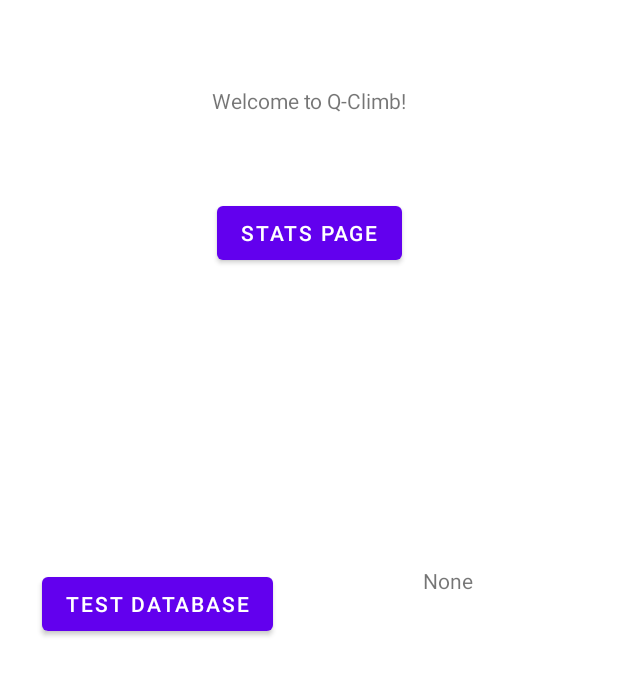
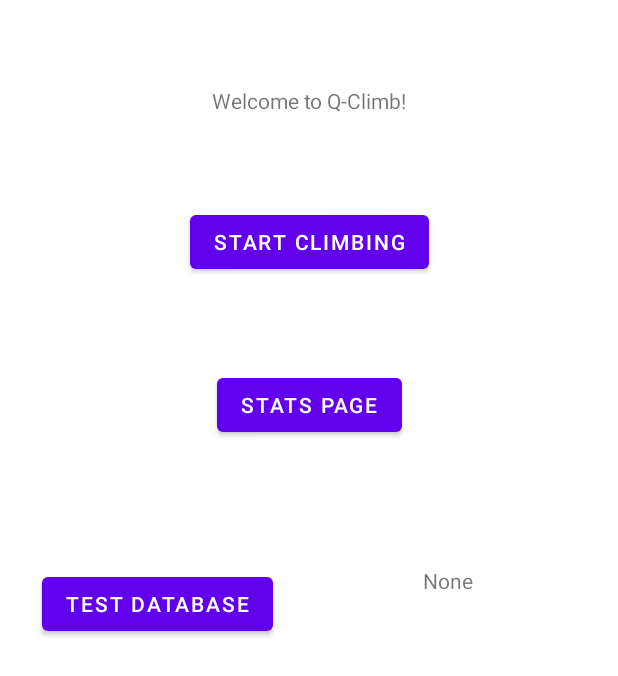
Before and after one commit to nicoleooi/ClimbingSafetyWearable, an Android app: the screen it shows after launch (MainActivity), on a phone screen of 412 x 824 dp, the part 560-1236 px from its top. Run offline under Robolectric (Android 15) with nearby library versions, the phone set to English and light mode, and no system bars; libraries missing offline, so code that uses them is left out: com.microsoft.windowsazure.

```diff
--- a/AndroidStudio/app/src/main/AndroidManifest.xml
+++ b/AndroidStudio/app/src/main/AndroidManifest.xml
@@ -2,8 +2,8 @@
 <manifest xmlns:android="http://schemas.android.com/apk/res/android"
     package="com.example.climbingapplication">
 
+    <uses-feature android:name="android.hardware.bluetooth" />
 
-    <uses-feature android:name="android.hardware.bluetooth" />
     <uses-permission android:name="android.permission.BLUETOOTH" />
     <uses-permission android:name="android.permission.BLUETOOTH_ADMIN" />
     <uses-permission android:name="android.permission.ACCESS_COARSE_LOCATION" />
@@ -12,7 +12,6 @@
     <uses-permission android:name="android.permission.ACCESS_NETWORK_STATE" />
     <uses-permission android:name="android.permission.ACCESS_WIFI_STATE" />
 
-
     <application
         android:allowBackup="true"
         android:icon="@mipmap/ic_launcher"
@@ -20,7 +19,8 @@
         android:roundIcon="@mipmap/ic_launcher_round"
         android:supportsRtl="true"
         android:theme="@style/Theme.ClimbingApplication">
-        <activity android:name=".StatsPage"></activity>
+        <activity android:name=".ClimbPage"></activity>
+        <activity android:name=".StatsPage" />
         <activity android:name=".MainActivity">
             <intent-filter>
                 <action android:name="android.intent.action.MAIN" />
--- a/AndroidStudio/app/src/main/java/com/example/climbingapplication/MainActivity.java
+++ b/AndroidStudio/app/src/main/java/com/example/climbingapplication/MainActivity.java
@@ -25,7 +25,8 @@
 public class MainActivity extends AppCompatActivity {
 
     private static final String TAG = "MainPage";
-    private Button button;
+    private Button statsPageButton;
+    private Button climbingPageButton;
     public Connection con;          //For database connection
     public Button testDbButton;
     public TextView testName;
@@ -54,8 +55,16 @@
             }
         });
 
-        button = findViewById(R.id.activityButton);
-        button.setOnClickListener(new View.OnClickListener(){
+        climbingPageButton = findViewById(R.id.startClimbButton);
+        climbingPageButton.setOnClickListener(new View.OnClickListener() {
+            @Override
+            public void onClick(View v) {
+                openClimbingPage();
+            }
+        });
+
+        statsPageButton = findViewById(R.id.activityButton);
+        statsPageButton.setOnClickListener(new View.OnClickListener(){
             @Override
             public void onClick(View v) {
                 openStatsPage();
@@ -111,6 +120,11 @@
         startActivity(intent);
     }
 
+    public void openClimbingPage() {
+        Intent intent = new Intent(this, ClimbPage.class);
+        startActivity(intent);
+    }
+
 
     @SuppressLint("NewAPI")
     public Connection connectionclass() {   //Method for connecting to Azure Database
--- a/AndroidStudio/app/src/main/res/layout/activity_main.xml
+++ b/AndroidStudio/app/src/main/res/layout/activity_main.xml
@@ -37,7 +37,7 @@
         app:layout_constraintEnd_toEndOf="parent"
         app:layout_constraintStart_toStartOf="parent"
         app:layout_constraintTop_toBottomOf="@+id/homeText"
-        app:layout_constraintVertical_bias="0.168" />
+        app:layout_constraintVertical_bias="0.519" />
 
     <Button
         android:id="@+id/dbTestButton"
@@ -59,4 +59,14 @@
         app:layout_constraintBottom_toBottomOf="parent"
         app:layout_constraintStart_toEndOf="@+id/dbTestButton" />
 
+    <Button
+        android:id="@+id/startClimbButton"
+        android:layout_width="wrap_content"
+        android:layout_height="wrap_content"
+        android:text="Start Climbing"
+        app:layout_constraintBottom_toTopOf="@+id/activityButton"
+        app:layout_constraintEnd_toEndOf="parent"
+        app:layout_constraintStart_toStartOf="parent"
+        app:layout_constraintTop_toBottomOf="@+id/homeText" />
+
 </androidx.constraintlayout.widget.ConstraintLayout>
```
Also changed, not shown: AndroidStudio/app/src/main/java/com/example/climbingapplication/ClimbPage.java (added, +14 -0 lines), AndroidStudio/app/src/main/res/layout/activity_climb_page.xml (added, +30 -0 lines), 9 other files.
